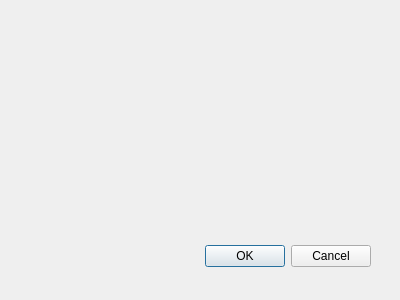
Above: cover_downloader_dialog.ui from IanSkelskey/p64-qt before the change. Below: the same form after it.
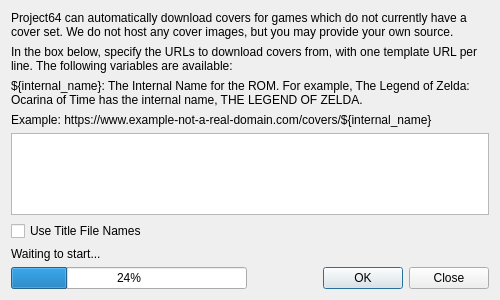
That is the form after the change. Icons and pictures are not drawn.

Commit message: Enhance dialogs and main window with UI improvements

Patch:
```diff
--- a/cover_downloader_dialog.ui
+++ b/cover_downloader_dialog.ui
@@ -6,29 +6,100 @@
    <rect>
     <x>0</x>
     <y>0</y>
-    <width>400</width>
+    <width>500</width>
     <height>300</height>
    </rect>
   </property>
+  <property name="minimumSize">
+   <size>
+    <width>500</width>
+    <height>0</height>
+   </size>
+  </property>
   <property name="windowTitle">
    <string>Dialog</string>
   </property>
-  <widget class="QDialogButtonBox" name="buttonBox">
-   <property name="geometry">
-    <rect>
-     <x>30</x>
-     <y>240</y>
-     <width>341</width>
-     <height>32</height>
-    </rect>
-   </property>
-   <property name="orientation">
-    <enum>Qt::Orientation::Horizontal</enum>
-   </property>
-   <property name="standardButtons">
-    <set>QDialogButtonBox::StandardButton::Cancel|QDialogButtonBox::StandardButton::Ok</set>
-   </property>
-  </widget>
+  <property name="windowIcon">
+   <iconset resource="resources.qrc">
+    <normaloff>:/assets/icons/pj64.ico</normaloff>:/assets/icons/pj64.ico</iconset>
+  </property>
+  <layout class="QVBoxLayout" name="verticalLayout">
+   <item>
+    <widget class="QLabel" name="label_3">
+     <property name="text">
+      <string>Project64 can automatically download covers for games which do not currently have a cover set. We do not host any cover images, but you may provide your own source.</string>
+     </property>
+     <property name="wordWrap">
+      <bool>true</bool>
+     </property>
+    </widget>
+   </item>
+   <item>
+    <widget class="QLabel" name="label_4">
+     <property name="text">
+      <string>In the box below, specify the URLs to download covers from, with one template URL per line. The following variables are available:</string>
+     </property>
+     <property name="wordWrap">
+      <bool>true</bool>
+     </property>
+    </widget>
+   </item>
+   <item>
+    <widget class="QLabel" name="label_5">
+     <property name="text">
+      <string>${internal_name}: The Internal Name for the ROM. For example, The Legend of Zelda: Ocarina of Time has the internal name, THE LEGEND OF ZELDA.</string>
+     </property>
+     <property name="wordWrap">
+      <bool>true</bool>
+     </property>
+    </widget>
+   </item>
+   <item>
+    <widget class="QLabel" name="label_2">
+     <property name="text">
+      <string>Example: https://www.example-not-a-real-domain.com/covers/${internal_name}</string>
+     </property>
+    </widget>
+   </item>
+   <item>
+    <widget class="QTextEdit" name="textEdit"/>
+   </item>
+   <item>
+    <widget class="QCheckBox" name="checkBox">
+     <property name="text">
+      <string>Use Title File Names</string>
+     </property>
+    </widget>
+   </item>
+   <item>
+    <widget class="QLabel" name="label">
+     <property name="text">
+      <string>Waiting to start...</string>
+     </property>
+    </widget>
+   </item>
+   <item>
+    <layout class="QHBoxLayout" name="horizontalLayout">
+     <item>
+      <widget class="QProgressBar" name="progressBar">
+       <property name="value">
+        <number>24</number>
+       </property>
+      </widget>
+     </item>
+     <item>
+      <widget class="QDialogButtonBox" name="buttonBox">
+       <property name="orientation">
+        <enum>Qt::Orientation::Horizontal</enum>
+       </property>
+       <property name="standardButtons">
+        <set>QDialogButtonBox::StandardButton::Close|QDialogButtonBox::StandardButton::Ok</set>
+       </property>
+      </widget>
+     </item>
+    </layout>
+   </item>
+  </layout>
  </widget>
  <resources/>
  <connections>
```
Left out of the diff: 14 changed lines with no effect on the pictures. The commit also changes 4 other files.
